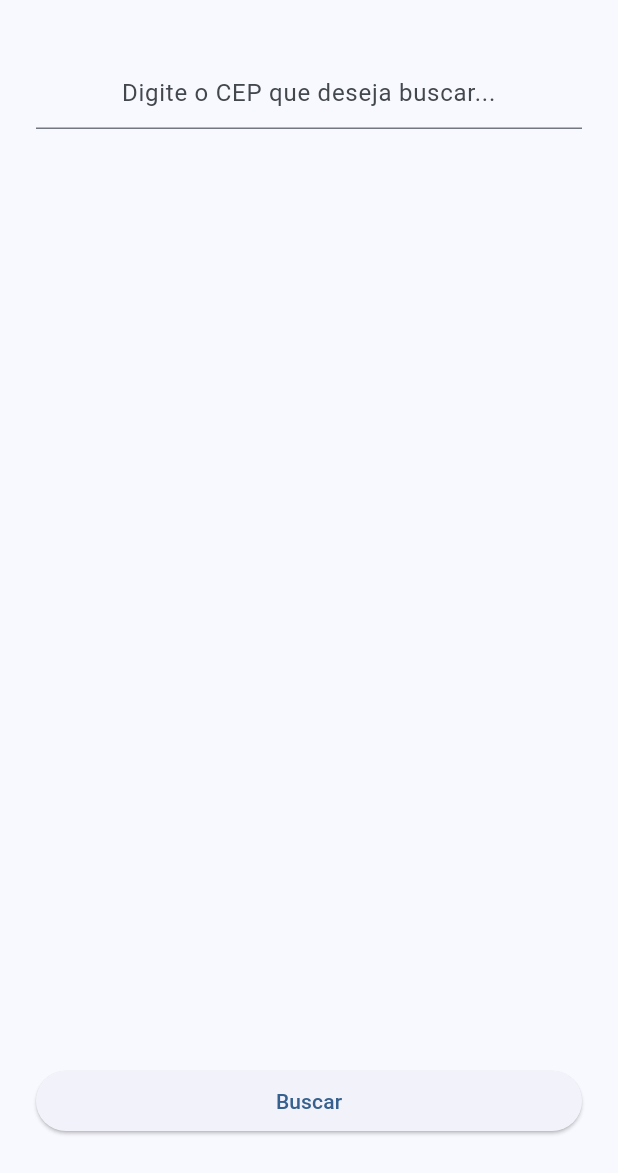
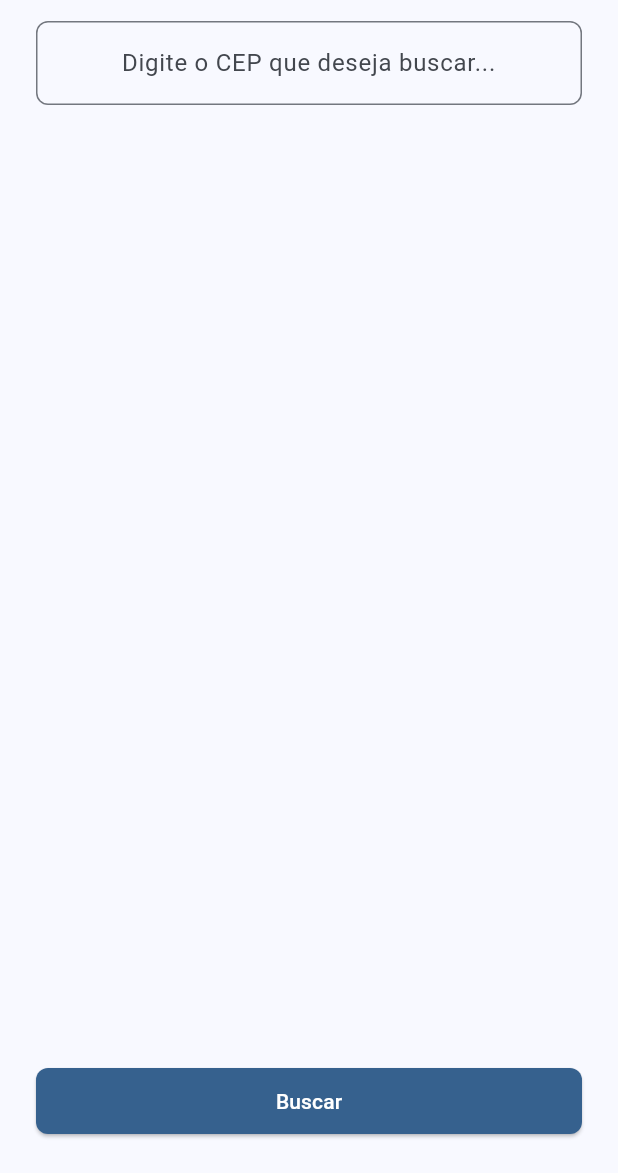
Before and after one commit to eduardoazvd17/riverpod_test, a Flutter app: the screen it shows after launch, on a phone screen of 412 x 824 dp, the part 63-1236 px from its top. Run offline on Flutter 3.47's test engine with Material 3 defaults, Android fonts, the phone set to English and light mode, and no system bars; our stand-ins replace dartz, flutter_riverpod.

Commit message:
ui: styling components

```diff
--- a/lib/src/features/home/presentation/views/widgets/home_view_content_widget.dart
+++ b/lib/src/features/home/presentation/views/widgets/home_view_content_widget.dart
@@ -33,16 +33,19 @@ class _HomePageContentState extends ConsumerState<HomeViewContentWidget> {
     final homeViewModel = ref.watch(homeViewModelProvider.notifier);
 
     return Padding(
-      padding: const EdgeInsets.all(24),
+      padding: const EdgeInsets.symmetric(horizontal: 24),
       child: Column(
         children: [
           TextFormField(
             controller: _cepController,
             textAlign: TextAlign.center,
             inputFormatters: Formatters.cep,
-            decoration: const InputDecoration(
+            decoration: InputDecoration(
               hintText: 'Digite o CEP que deseja buscar...',
               alignLabelWithHint: true,
+              border: OutlineInputBorder(
+                borderRadius: BorderRadius.circular(8),
+              ),
             ),
           ),
           const Spacer(),
@@ -50,20 +53,40 @@ class _HomePageContentState extends ConsumerState<HomeViewContentWidget> {
             Container(
               padding: const EdgeInsets.all(24),
               decoration: BoxDecoration(
-                border: Border.all(color: Colors.grey),
-                borderRadius: BorderRadius.circular(10),
+                border: Border.all(color: Theme.of(context).primaryColor),
+                borderRadius: BorderRadius.circular(8),
               ),
               child: Text(
                 homeViewModelState.address!.toString(),
                 textAlign: TextAlign.center,
+                style: TextStyle(fontSize: 15, fontWeight: FontWeight.bold),
               ),
             ),
             const Spacer(),
           ],
-          Row(
+          Padding(
+            padding: const EdgeInsets.symmetric(vertical: 24),
+            child: Row(
               children: [
                 Expanded(
                   child: ElevatedButton(
+                    style: ButtonStyle(
+                      backgroundColor: WidgetStateProperty.all(
+                        Theme.of(context).primaryColor,
+                      ),
+                      foregroundColor: WidgetStateProperty.all(Colors.white),
+                      padding: WidgetStateProperty.all(
+                        const EdgeInsets.symmetric(
+                          vertical: 12,
+                          horizontal: 24,
+                        ),
+                      ),
+                      shape: WidgetStateProperty.all(
+                        RoundedRectangleBorder(
+                          borderRadius: BorderRadius.circular(8),
+                        ),
+                      ),
+                    ),
                     onPressed: () {
                       homeViewModel.getAddressByCep(_cepController.text);
                     },
@@ -72,6 +95,7 @@ class _HomePageContentState extends ConsumerState<HomeViewContentWidget> {
                 ),
               ],
             ),
+          ),
         ],
       ),
     );
```
Lines whose indentation alone changed are shown as unchanged.
